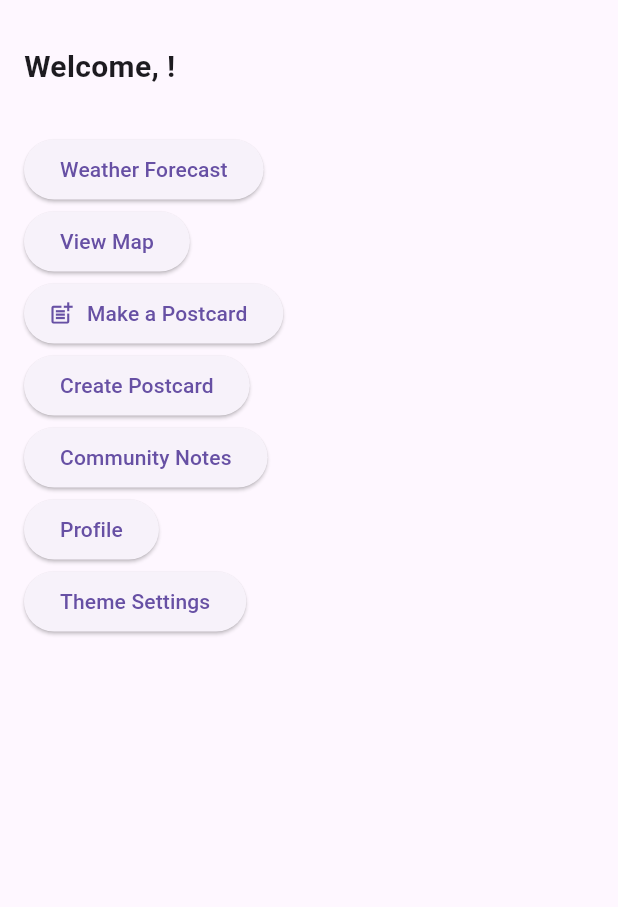
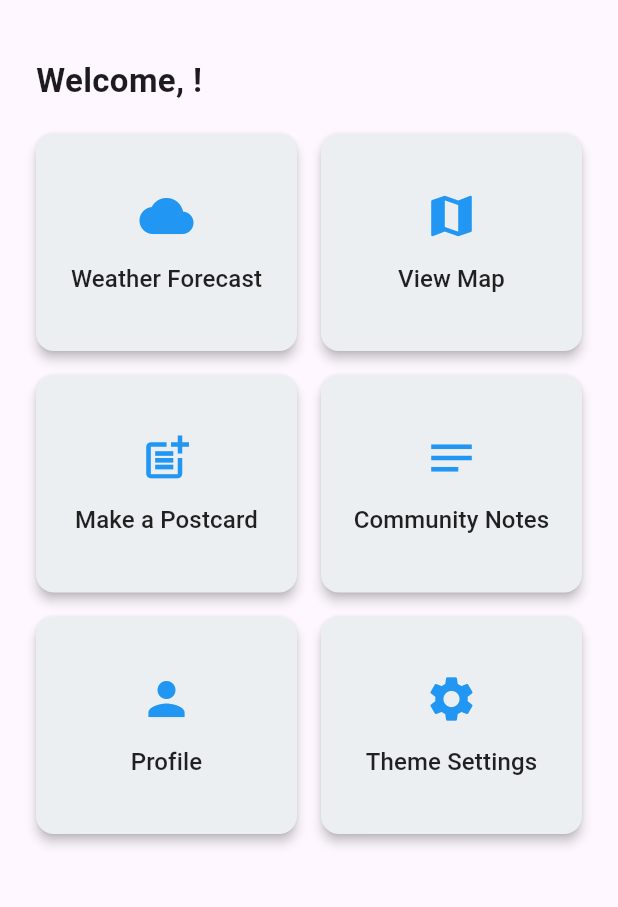
Before and after one commit to Gregory-Vaughan/MAD-Project-2_WeatherApp, a Flutter app: the HomeScreen screen opened directly, on a phone screen of 412 x 824 dp, the part 63-970 px from its top. Run offline on Flutter 3.47's test engine with Material 3 defaults, Android fonts, the phone set to English and light mode, and no system bars; our stand-ins replace firebase_auth, firebase_core, flutter_map, latlong2; accounts and stored records are empty.

Commit message:
Changes to dashboard screen

```diff
--- a/weatherly/lib/main.dart
+++ b/weatherly/lib/main.dart
@@ -294,6 +294,7 @@ class HomeScreen extends StatelessWidget {
   @override
   Widget build(BuildContext context) {
     final user = FirebaseAuth.instance.currentUser;
+
     return Scaffold(
       appBar: AppBar(
         title: const Text('Weatherly Dashboard'),
@@ -305,85 +306,118 @@ class HomeScreen extends StatelessWidget {
         ],
       ),
       body: Padding(
-        padding: const EdgeInsets.all(16.0),
+        padding: const EdgeInsets.all(24.0),
         child: Column(
           crossAxisAlignment: CrossAxisAlignment.start,
           children: [
             Text(
               "Welcome, ${user?.email ?? "User"}!",
-              style: const TextStyle(fontSize: 20, fontWeight: FontWeight.bold),
+              style: const TextStyle(fontSize: 22, fontWeight: FontWeight.bold),
             ),
-            const SizedBox(height: 30),
-            ElevatedButton(
+            const SizedBox(height: 20),
+            Expanded(
+              child: GridView.count(
+                crossAxisCount: 2,
+                crossAxisSpacing: 16,
+                mainAxisSpacing: 16,
+                childAspectRatio: 1.2,
+                children: [
+                  _buildDashboardButton(
+                    context,
+                    icon: Icons.cloud,
+                    label: "Weather Forecast",
                     onPressed: () {
                       Navigator.of(context).push(
                         MaterialPageRoute(builder: (_) => const WeatherScreen()),
                       );
                     },
-              child: const Text("Weather Forecast"),
                   ),
-
-// for new MAP screen
-            ElevatedButton(
+                  _buildDashboardButton(
+                    context,
+                    icon: Icons.map,
+                    label: "View Map",
                     onPressed: () {
                       Navigator.push(
                         context,
                         MaterialPageRoute(builder: (context) => const MapScreen()),
                       );
                     },
-              child: const Text("View Map"),
                   ),
-
-
-          ElevatedButton.icon(
-            icon: const Icon(Icons.post_add),
-           label: const Text("Make a Postcard"),
+                  _buildDashboardButton(
+                    context,
+                    icon: Icons.post_add,
+                    label: "Make a Postcard",
                     onPressed: () {
                       Navigator.push(
                         context,
-          MaterialPageRoute(
-          builder: (context) => const PostcardMakerScreen(),
-          ),
+                        MaterialPageRoute(builder: (_) => const PostcardMakerScreen()),
                       );
                     },
                   ),
-
-            ElevatedButton(
-              onPressed: () {}, // TODO: Go to Postcard Maker
-              child: const Text("Create Postcard"),
-            ),
-
-
-            ElevatedButton(
+                  _buildDashboardButton(
+                    context,
+                    icon: Icons.notes,
+                    label: "Community Notes",
                     onPressed: () {
-             Navigator.of(context).push(
+                      Navigator.push(
+                        context,
                         MaterialPageRoute(builder: (_) => const CommunityNotesScreen()),
                       );
                     },
-            child: const Text("Community Notes"),
                   ),
-
-
-           ElevatedButton(
+                  _buildDashboardButton(
+                    context,
+                    icon: Icons.person,
+                    label: "Profile",
                     onPressed: () {
-            Navigator.of(context).push(
+                      Navigator.push(
+                        context,
                         MaterialPageRoute(builder: (_) => const ProfileScreen()),
                       );
                     },
-            child: const Text("Profile"),
                   ),
-
-
-            ElevatedButton(
-              onPressed: () {}, // TODO: Go to Theme settings
-              child: const Text("Theme Settings"),
+                  _buildDashboardButton(
+                    context,
+                    icon: Icons.settings,
+                    label: "Theme Settings",
+                    onPressed: () {
+                      // TODO: Go to Theme settings
+                    },
+                  ),
+                ],
+              ),
             ),
           ],
         ),
       ),
     );
   }
+
+  Widget _buildDashboardButton(BuildContext context,
+      {required IconData icon,
+      required String label,
+      required VoidCallback onPressed}) {
+    return ElevatedButton(
+      style: ElevatedButton.styleFrom(
+        padding: const EdgeInsets.all(16),
+        elevation: 3,
+        backgroundColor: Colors.blueGrey[50],
+        foregroundColor: Colors.black87,
+        shape: RoundedRectangleBorder(borderRadius: BorderRadius.circular(12)),
+      ),
+      onPressed: onPressed,
+      child: Column(
+        mainAxisAlignment: MainAxisAlignment.center,
+        children: [
+          Icon(icon, size: 36, color: Colors.blue),
+          const SizedBox(height: 12),
+          Text(label, textAlign: TextAlign.center, style: const TextStyle(fontSize: 16)),
+        ],
+      ),
+    );
   }
+}
+
 // ---------------------------------------WEATHER FORECAST SCREEN---------------------------------------
 
 class WeatherScreen extends StatefulWidget {
--- a/weatherly/pubspec.yaml
+++ b/weatherly/pubspec.yaml
@@ -58,8 +58,8 @@ dependencies:
   flutter_map: ^8.1.1 # for Leaflet maps (alternative to Google Maps)
   latlong2: ^0.9.1 # for LatLng (latitude and longitude) handling
   firebase_storage: ^11.7.7
-  path_provider: ^2.1.5
-  permission_handler: ^12.0.0+1
+  # path_provider: ^2.1.5
+  # permission_handler: ^12.0.0+1
 
 
 dev_dependencies:
```
Also changed, not shown: weatherly/pubspec.lock, 3 other files. Lines whose indentation alone changed are shown as unchanged.
